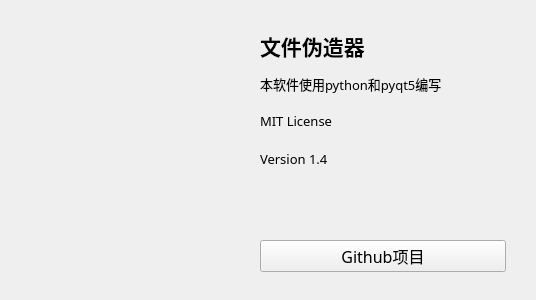
15dd/File-Header-Forger, file about.ui: the form before one commit.
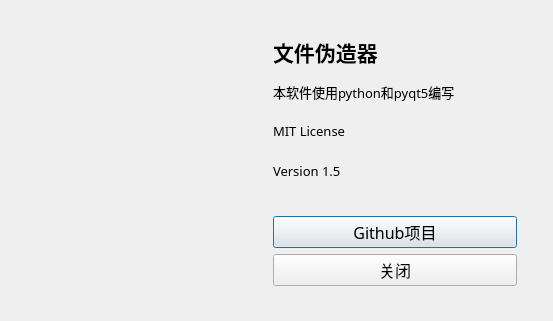
The form after the commit. Icons and pictures are not drawn.

The edit to the form file:
```diff
--- a/about.ui
+++ b/about.ui
@@ -1,13 +1,13 @@
 <?xml version="1.0" encoding="UTF-8"?>
 <ui version="4.0">
  <class>about</class>
- <widget class="QWidget" name="about">
+ <widget class="QDialog" name="about">
   <property name="geometry">
-   <rect> 
+   <rect>
     <x>0</x>
     <y>0</y>
-    <width>536</width>
-    <height>300</height>
+    <width>553</width>
+    <height>321</height>
    </rect>
   </property>
   <property name="windowTitle">
@@ -20,8 +20,8 @@
   <widget class="QLabel" name="label">
    <property name="geometry">
     <rect>
-     <x>0</x>
-     <y>20</y>
+     <x>10</x>
+     <y>30</y>
      <width>251</width>
      <height>261</height>
     </rect>
@@ -36,19 +36,17 @@
     <bool>true</bool>
    </property>
   </widget>
-  <widget class="QWidget" name="layoutWidget">
+  <widget class="QWidget" name="">
    <property name="geometry">
     <rect>
-     <x>260</x>
-     <y>30</y>
-     <width>246</width>
-     <height>242</height>
+     <x>273</x>
+     <y>35</y>
+     <width>244</width>
+     <height>251</height>
     </rect>
    </property>
-   <layout class="QVBoxLayout" name="verticalLayout_3">
-    <item>
-     <layout class="QVBoxLayout" name="verticalLayout_2">
-      <item>
+   <layout class="QGridLayout" name="gridLayout">
+    <item row="0" column="0">
        <layout class="QVBoxLayout" name="verticalLayout">
         <item>
          <widget class="QLabel" name="label_2">
@@ -103,30 +101,30 @@
            </font>
           </property>
           <property name="text">
-           <string>Version 1.4</string>
+         <string>Version 1.5</string>
           </property>
          </widget>
         </item>
        </layout>
       </item>
-     </layout>
-    </item>
-    <item>
+    <item row="1" column="0">
      <spacer name="verticalSpacer">
       <property name="orientation">
        <enum>Qt::Vertical</enum>
       </property>
       <property name="sizeType">
-       <enum>QSizePolicy::Fixed</enum>
+       <enum>QSizePolicy::Preferred</enum>
       </property>
       <property name="sizeHint" stdset="0">
        <size>
-        <width>20</width>
-        <height>60</height>
+        <width>239</width>
+        <height>23</height>
        </size>
       </property>
      </spacer>
     </item>
+    <item row="2" column="0">
+     <layout class="QVBoxLayout" name="verticalLayout_2">
     <item>
      <widget class="QPushButton" name="pushButton">
       <property name="font">
@@ -144,6 +142,27 @@
       </property>
      </widget>
     </item>
+      <item>
+       <widget class="QPushButton" name="pushButton_2">
+        <property name="sizePolicy">
+         <sizepolicy hsizetype="Expanding" vsizetype="Fixed">
+          <horstretch>0</horstretch>
+          <verstretch>0</verstretch>
+         </sizepolicy>
+        </property>
+        <property name="font">
+         <font>
+          <family>Microsoft YaHei</family>
+          <pointsize>12</pointsize>
+         </font>
+        </property>
+        <property name="text">
+         <string>关闭</string>
+        </property>
+       </widget>
+      </item>
+     </layout>
+    </item>
    </layout>
   </widget>
  </widget>
```
Left out of the diff: 25 changed lines with no effect on the pictures. Lines whose indentation alone changed are shown as unchanged.
